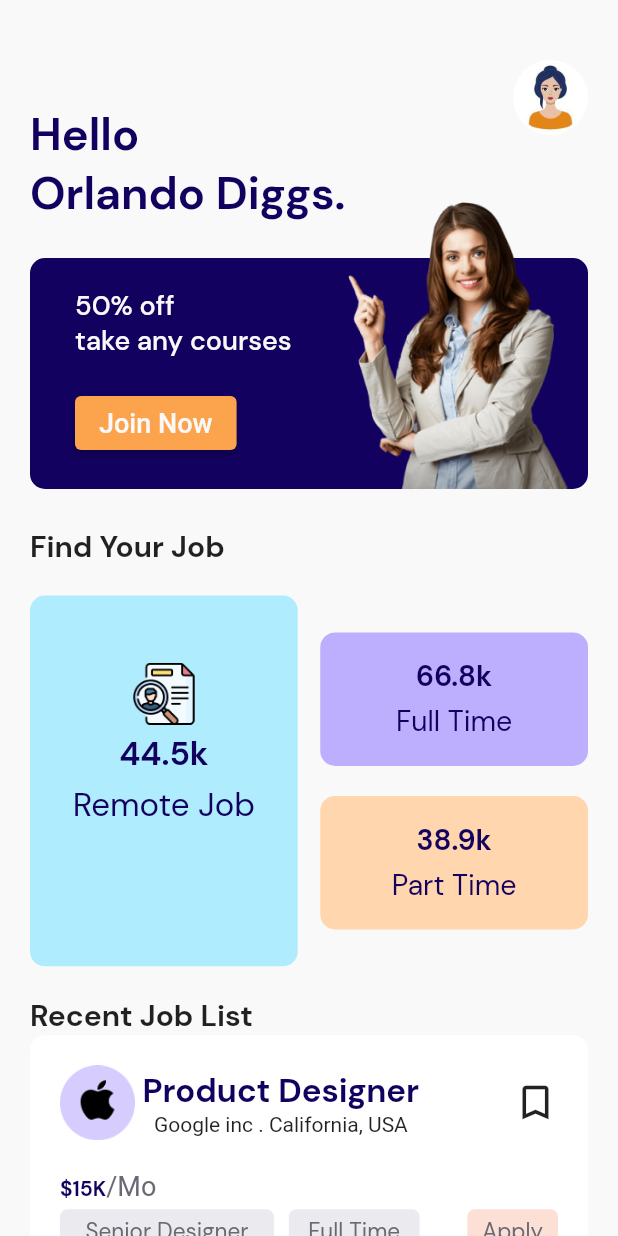
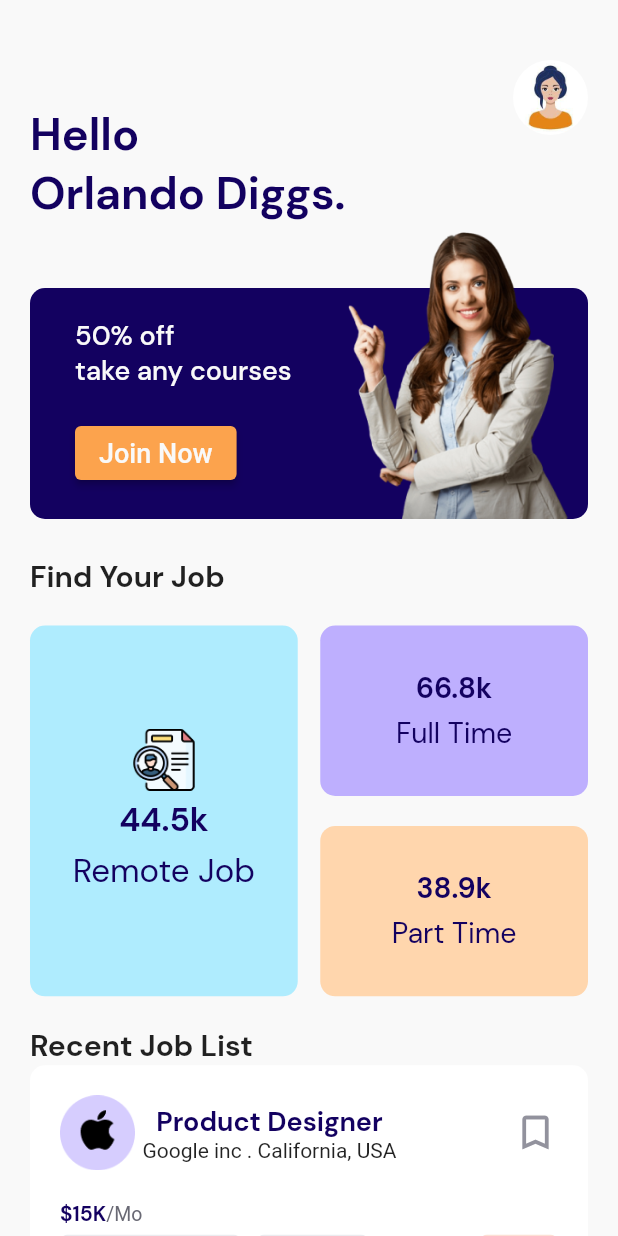
Before and after one commit to mirfan23/Job_finder, a Flutter app: the screen it shows after launch, on a phone screen of 412 x 824 dp. Run offline on Flutter 3.47's test engine with Material 2 defaults, Android fonts, the phone set to English and light mode, and no system bars; our stand-ins replace email_validator, get; statements that could not run were skipped.

Commit message:
adding bookmark adn fixing padding on homepage

```diff
--- a/lib/app/modules/home/controllers/home_controller.dart
+++ b/lib/app/modules/home/controllers/home_controller.dart
@@ -1,3 +1,5 @@
 import 'package:get/get.dart';
 
-class HomeController extends GetxController {}
+class HomeController extends GetxController {
+  var bookmark = false.obs;
+}
--- a/lib/app/modules/home/views/home_view.dart
+++ b/lib/app/modules/home/views/home_view.dart
@@ -1,4 +1,3 @@
-
 import 'package:flutter/material.dart';
 
 import 'package:get/get.dart';
@@ -75,16 +74,28 @@ class HomeView extends GetView<HomeController> {
                                     style: TextStyle(
                                       color: MyColors.primaryColor,
                                       fontFamily: MyStyles.Bold,
-                                      fontSize: 22,
+                                      fontSize: 18,
                                     ),
                                   ),
                                   Text("Google inc . California, USA"),
                                 ],
                               ),
                               Spacer(),
-                              Icon(
-                                Icons.bookmark_outline,
-                                size: 30,
+                              GestureDetector(
+                                onTap: () {
+                                  controller.bookmark.toggle();
+                                },
+                                child: Obx(
+                                  () => Icon(
+                                    controller.bookmark.isTrue
+                                        ? Icons.bookmark
+                                        : Icons.bookmark_outline,
+                                    size: 30,
+                                    color: controller.bookmark.isTrue
+                                        ? Colors.yellow[600]
+                                        : MyColors.grey,
+                                  ),
+                                ),
                               )
                             ],
                           ),
@@ -107,7 +118,7 @@ class HomeView extends GetView<HomeController> {
                                     TextSpan(
                                       style: TextStyle(
                                         color: MyColors.darkGray,
-                                        fontSize: 18,
+                                        fontSize: 13,
                                       ),
                                       text: "/Mo",
                                     ),
@@ -136,7 +147,7 @@ class HomeView extends GetView<HomeController> {
                                   "Senior Designer",
                                   style: TextStyle(
                                     color: MyColors.darkGray,
-                                    fontSize: 15,
+                                    fontSize: 12,
                                     fontFamily: MyStyles.Regular,
                                   ),
                                 ),
@@ -159,7 +170,7 @@ class HomeView extends GetView<HomeController> {
                                   "Full Time",
                                   style: TextStyle(
                                     color: MyColors.darkGray,
-                                    fontSize: 15,
+                                    fontSize: 12,
                                     fontFamily: MyStyles.Regular,
                                   ),
                                 ),
@@ -180,7 +191,7 @@ class HomeView extends GetView<HomeController> {
                                   "Apply",
                                   style: TextStyle(
                                     color: MyColors.darkGray,
-                                    fontSize: 15,
+                                    fontSize: 12,
                                     fontFamily: MyStyles.Regular,
                                   ),
                                 ),
--- a/lib/app/modules/home/widgets/jobhunting.dart
+++ b/lib/app/modules/home/widgets/jobhunting.dart
@@ -8,7 +8,9 @@ import '../controllers/home_controller.dart';
 class JobHunting extends GetView<HomeController> {
   @override
   Widget build(BuildContext context) {
-    return Row(
+    return SizedBox(
+      height: Get.width * 0.6 ,
+      child: Row(
         children: [
           Expanded(
             child: Container(
@@ -18,11 +20,12 @@ class JobHunting extends GetView<HomeController> {
                 ),
                 color: MyColors.blue,
               ),
-            padding: EdgeInsets.symmetric(
-              vertical: 45,
-            ),
+              // padding: EdgeInsets.symmetric(
+              //   vertical: 20,
+              // ),
               height: Get.height * 0.30,
               child: Column(
+                mainAxisAlignment: MainAxisAlignment.center,
                 children: [
                   Image(
                     image: AssetImage(
@@ -62,18 +65,20 @@ class JobHunting extends GetView<HomeController> {
           Expanded(
             child: Column(
               children: [
-              Container(
+                Expanded(
+                  child: Container(
                     decoration: BoxDecoration(
                       borderRadius: BorderRadius.circular(
                         10,
                       ),
                       color: MyColors.purple,
                     ),
-                padding: EdgeInsets.all(
-                  17,
-                ),
+                    // padding: EdgeInsets.all(
+                    //   17,
+                    // ),
                     width: Get.width * 0.8,
                     child: Column(
+                      mainAxisAlignment: MainAxisAlignment.center,
                       children: [
                         Text(
                           "66.8k",
@@ -97,21 +102,24 @@ class JobHunting extends GetView<HomeController> {
                       ],
                     ),
                   ),
+                ),
                 SizedBox(
                   height: 20,
                 ),
-              Container(
+                Expanded(
+                  child: Container(
                     decoration: BoxDecoration(
                       borderRadius: BorderRadius.circular(
                         10,
                       ),
                       color: MyColors.cream,
                     ),
-                padding: EdgeInsets.all(
-                  17,
-                ),
+                    // padding: EdgeInsets.all(
+                    //   17,
+                    // ),
                     width: Get.width * 0.8,
                     child: Column(
+                      mainAxisAlignment: MainAxisAlignment.center,
                       children: [
                         Text(
                           "38.9k",
@@ -134,11 +142,13 @@ class JobHunting extends GetView<HomeController> {
                         )
                       ],
                     ),
+                  ),
                 )
               ],
             ),
           )
         ],
+      ),
     );
   }
 }
--- a/lib/app/modules/home/widgets/welcome.dart
+++ b/lib/app/modules/home/widgets/welcome.dart
@@ -44,7 +44,7 @@ class WelcomeWidget extends GetView<HomeController> {
         ),
         Padding(
           padding: EdgeInsets.only(
-            top: 80,
+            top: 100,
           ),
           child: Stack(
             alignment: Alignment.bottomRight,
--- a/lib/app/modules/login/views/login_view.dart
+++ b/lib/app/modules/login/views/login_view.dart
@@ -279,7 +279,7 @@ class LoginView extends GetView<LoginController> {
                       ),
                     ),
                   ],
-                )
+                ),
               ],
             ),
           ),
--- a/lib/app/modules/splash_screen/views/splash_screen_view.dart
+++ b/lib/app/modules/splash_screen/views/splash_screen_view.dart
@@ -103,6 +103,9 @@ class SplashScreenView extends GetView<SplashScreenController> {
                   ),
                 ),
               ),
+              SizedBox(
+                height: 20,
+              ),
             ],
           ),
         ),
```
Lines whose indentation alone changed are shown as unchanged.
